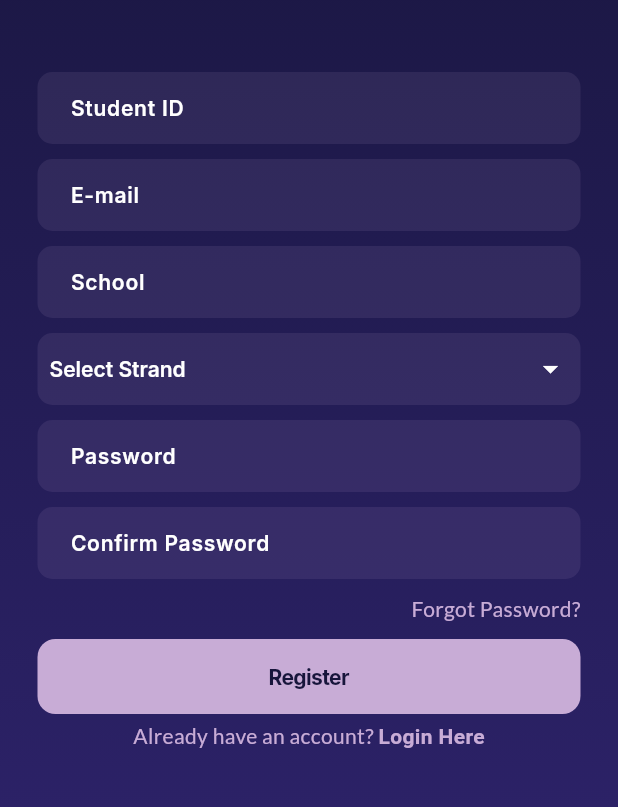
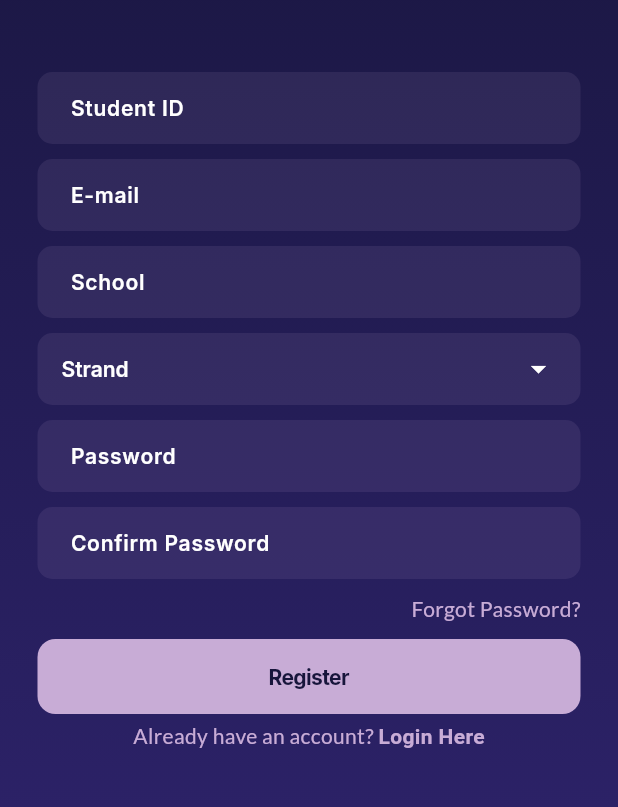
Before and after one commit to Johnariesss/sub, a Flutter app: the LoginPage screen opened directly, after a tap on "Register Here", on a phone screen of 412 x 824 dp, the part 291-1098 px from its top. Run offline on Flutter 3.47's test engine with Material 3 defaults, Android fonts, the phone set to English and light mode, and no system bars; our stand-ins replace animated_custom_dropdown, flutter_svg, google_fonts, google_nav_bar, nb_utils.

Commit message:
change the padding in strand text field

```diff
--- a/epredik_app/lib/DropDown/Strand.dart
+++ b/epredik_app/lib/DropDown/Strand.dart
@@ -28,11 +28,11 @@ class _DropdownStrandState extends State<DropdownStrand> {
         color: const Color(0xFFC8ACD6).withOpacity(0.10),
       ),
       child: Padding(
-        padding: const EdgeInsets.symmetric(horizontal: 8.0),
+        padding: const EdgeInsets.symmetric(horizontal: 16.0),
         child: DropdownButton<String>(
           value: selectedStrand,
           hint: Text(
-            'Select Strand',
+            'Strand',
             style: GoogleFonts.inter(
               textStyle: const TextStyle(
                 color: Colors.white,
--- a/epredik_app/lib/main.dart
+++ b/epredik_app/lib/main.dart
@@ -18,7 +18,7 @@ class MainApp extends StatelessWidget {
   Widget build(BuildContext context) {
     return  const MaterialApp(
       debugShowCheckedModeBanner: false,
-      home: LoginandSignUp(),
+      home: SplashScreen(),
     );
   }
 }
```
